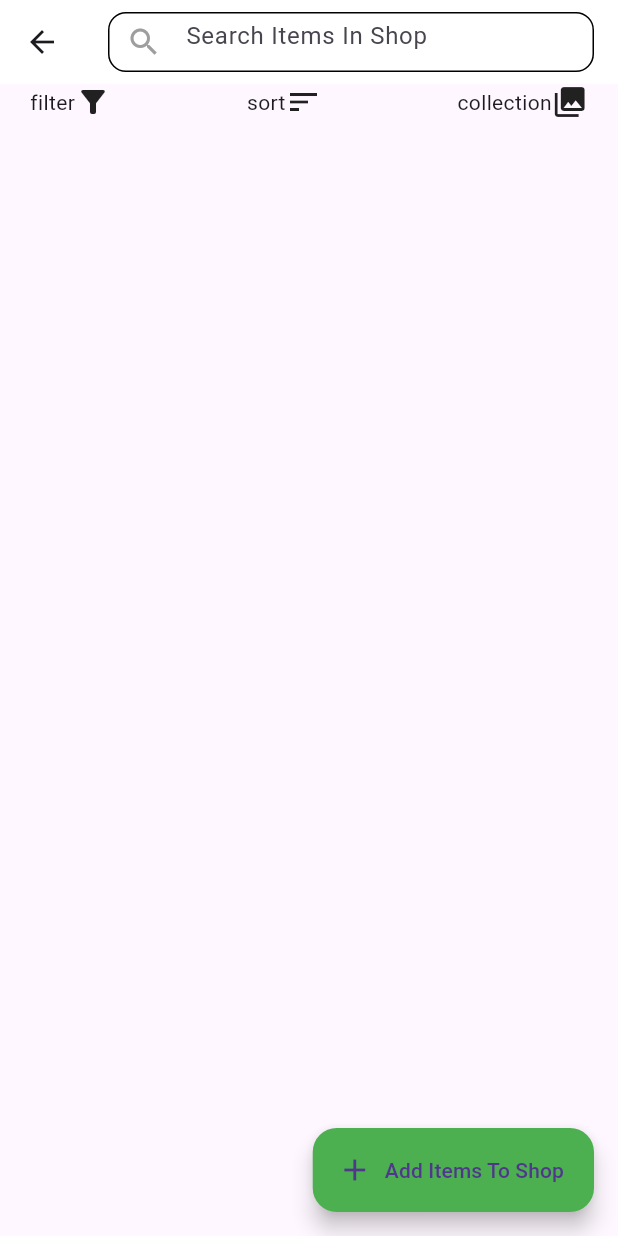
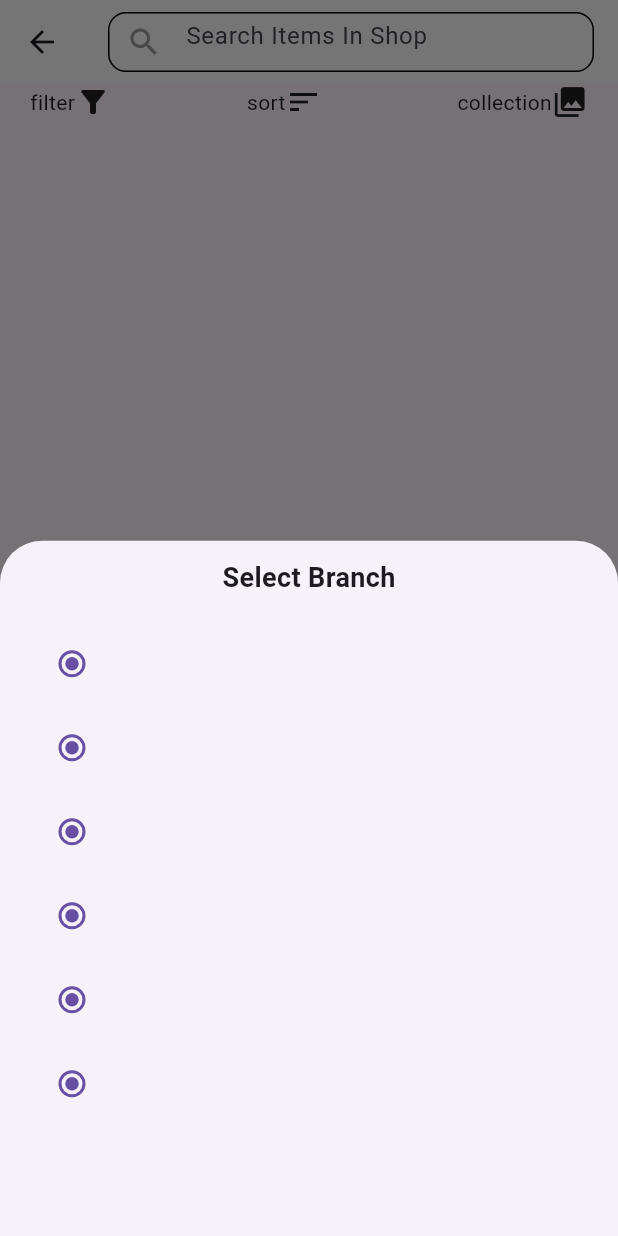
Before and after one commit to surafelbit/inventory_app_prac, a Flutter app: the ShopScreen screen opened directly, after a tap on "Add Items To Shop", on a phone screen of 412 x 824 dp. Run offline on Flutter 3.47's test engine with Material 3 defaults, Android fonts, the phone set to English and light mode, and no system bars; our stand-ins replace flutter_riverpod, fluttertoast, shared_preferences; accounts and stored records are empty.

Commit message:
adding item to a shop not completed

```diff
--- a/lib/feautres/shop/presentation/shop_screen.dart
+++ b/lib/feautres/shop/presentation/shop_screen.dart
@@ -1,13 +1,22 @@
 import 'package:flutter/material.dart';
+import 'package:flutter_riverpod/flutter_riverpod.dart';
 
-class ShopScreen extends StatefulWidget {
+class ShopScreen extends ConsumerStatefulWidget {
   const ShopScreen({Key? Key}) : super(key: Key);
   @override
   _ShopScreenState createState() => _ShopScreenState();
 }
 
-class _ShopScreenState extends State<ShopScreen> {
+class _ShopScreenState extends ConsumerState<ShopScreen> {
   @override
+  void initState() {
+    super.initState();
+  }
+
+  Future<void> getInfoAboutMe() async {
+    try {} catch (error) {}
+  }
+
   Widget build(BuildContext context) {
     return Scaffold(
       appBar: AppBar(
@@ -56,7 +65,62 @@ class _ShopScreenState extends State<ShopScreen> {
         ),
       )),
       floatingActionButton: FloatingActionButton.extended(
-        onPressed: () {},
+        onPressed: () async {
+          try {
+            showModalBottomSheet(
+                context: context,
+                builder: (BuildContext modalContext) {
+                  return StatefulBuilder(builder: (context, setState) {
+                    return Container(
+                      padding: EdgeInsets.all(12),
+                      child: Column(
+                        children: [
+                          Text(
+                            'Select Branch',
+                            style: TextStyle(
+                                fontSize: 18, fontWeight: FontWeight.bold),
+                          ),
+                          const SizedBox(height: 16),
+                          Expanded(
+                              child: ListView.builder(
+                                  itemCount: 6,
+                                  itemBuilder: (context, index) {
+                                    return RadioListTile(
+                                        value: 'value',
+                                        groupValue: 'value',
+                                        onChanged: (value) {});
+                                  }))
+                        ],
+                      ),
+                    );
+                  });
+                  // return Padding(
+                  //   padding: EdgeInsets.only(
+                  //       left: 10, right: 10, top: 20, bottom: 40),
+                  //   child: Column(
+                  //     children: [
+                  //       Text('Choose a branch to add a product to'),
+                  //       SizedBox(height: 10),
+                  //       DropdownButtonFormField(
+                  //           value: 'data1',
+                  //           items: const [
+                  //             DropdownMenuItem(
+                  //                 value: 'data1', child: Text('data')),
+                  //             DropdownMenuItem(
+                  //                 value: 'data2', child: Text('data')),
+                  //             DropdownMenuItem(
+                  //                 value: 'data3', child: Text('data')),
+                  //           ],
+                  //           selectedItemBuilder: (context) {
+                  //             return const [Text('data')];
+                  //           },
+                  //           onChanged: (value) {})
+                  //     ],
+                  //   ),
+                  // );
+                });
+          } catch (error) {}
+        },
         label: Text("Add Items To Shop"),
         icon: Icon(Icons.add),
         backgroundColor: Colors.green,
```
Also changed, not shown: lib/services/api_service.dart (+19 -0 lines).
